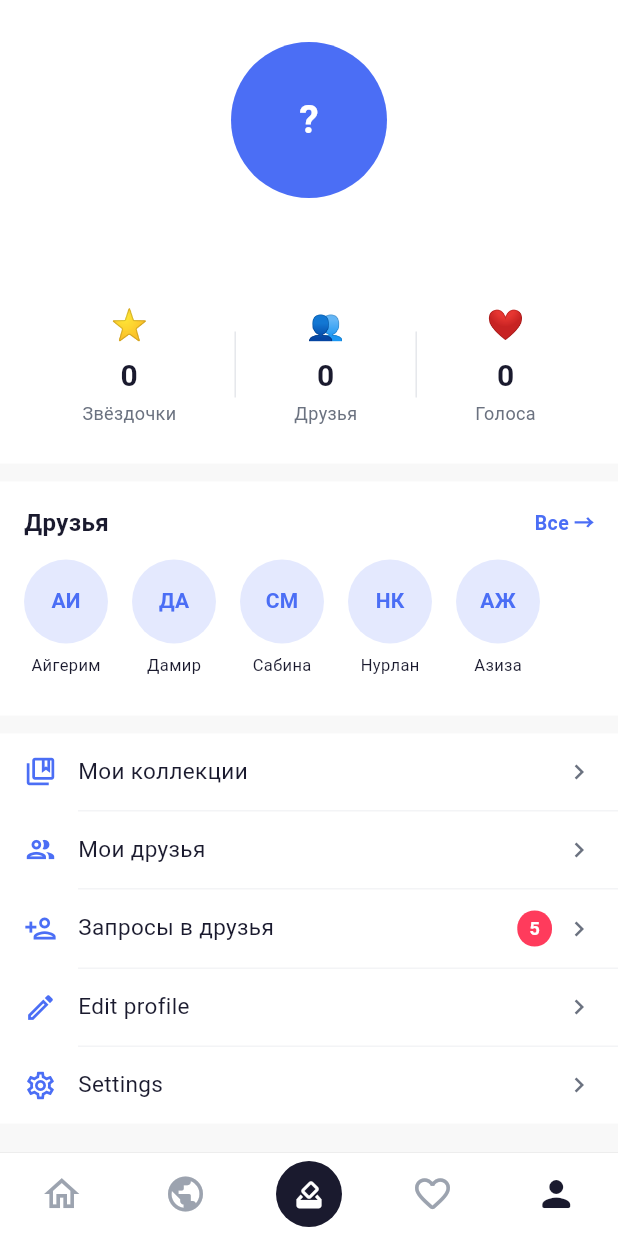
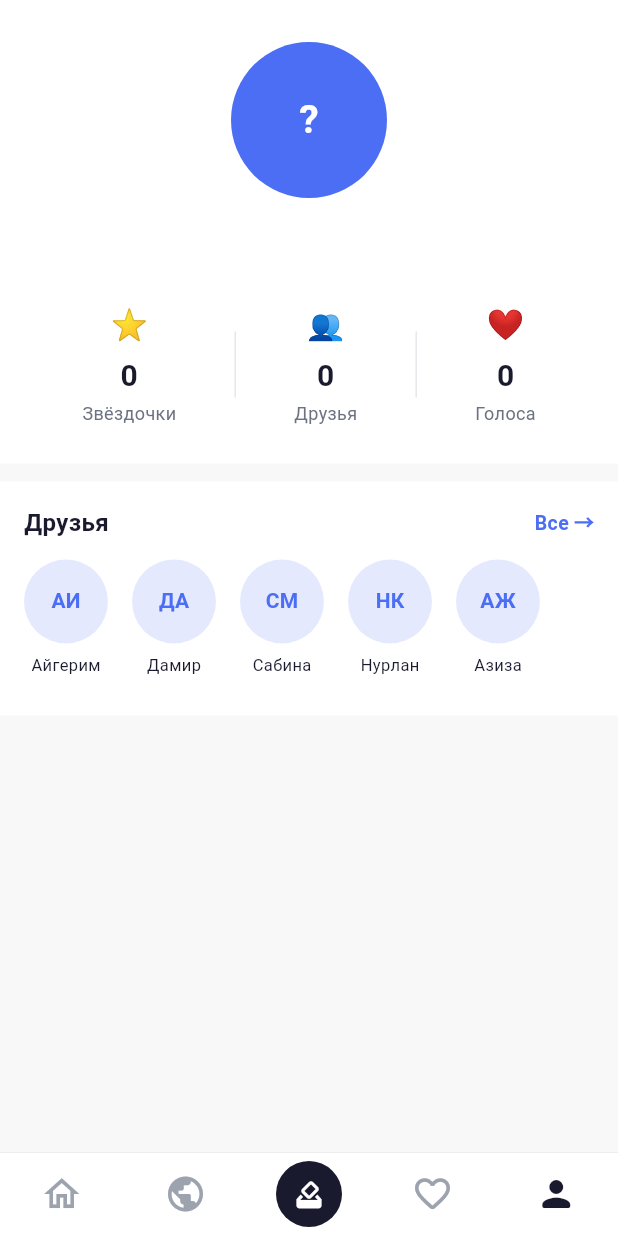
Before and after one commit to amanvelikiigmailcom/poll-main, a Flutter app: the ProfileScreen screen opened by its route, on a phone screen of 412 x 824 dp. Run offline on Flutter 3.47's test engine with Material 3 defaults, Android fonts, the phone set to English and light mode, and no system bars; our stand-ins replace cached_network_image, dio, equatable, firebase_core, firebase_messaging, flutter_animate and 11 more; accounts and stored records are empty.

Commit message:
Fifth tab opens overflow menu for leftovers
Home, Activity, Vote, Likes stay as the four main tabs. The fifth
button slides up a sheet with profile, settings, friends, invite,
and the rest that does not fit the bar.

```diff
--- a/app/lib/screens/profile/profile_screen.dart
+++ b/app/lib/screens/profile/profile_screen.dart
@@ -7,12 +7,6 @@ import '../../providers/user_provider.dart';
 import '../../router/app_router.dart';
 import '../../services/local_game_service.dart';
 import '../../theme/app_colors.dart';
-
-// ---------------------------------------------------------------------------
-// Providers for social counts (would be wired to real API in production)
-// ---------------------------------------------------------------------------
-
-final friendRequestCountProvider = StateProvider<int>((ref) => 5);
 
 // ---------------------------------------------------------------------------
 // Screen
@@ -26,7 +20,6 @@ class ProfileScreen extends ConsumerWidget {
     final userState = ref.watch(userNotifierProvider);
     final user = userState.user;
     final local = ref.watch(localProfileProvider);
-    final requestCount = ref.watch(friendRequestCountProvider);
 
     return Scaffold(
       backgroundColor: AppColors.background,
@@ -48,11 +41,6 @@ class ProfileScreen extends ConsumerWidget {
                       _ProfileHeaderCard(user: user, local: local),
                       const SizedBox(height: 12),
                       _FriendsPreviewSection(user: user),
-                      const SizedBox(height: 12),
-                      _ProfileMenuSection(
-                        user: user,
-                        requestCount: requestCount,
-                      ),
                       const SizedBox(height: 32),
                     ],
                   ),
@@ -503,139 +491,3 @@ class _FriendsPreviewSection extends StatelessWidget {
     );
   }
 }
-
-// ---------------------------------------------------------------------------
-// Menu section
-// ---------------------------------------------------------------------------
-
-class _ProfileMenuSection extends StatelessWidget {
-  const _ProfileMenuSection({this.user, required this.requestCount});
-
-  final User? user;
-  final int requestCount;
-
-  @override
-  Widget build(BuildContext context) {
-    final friendsCount = user?.friendsCount ?? 0;
-
-    return Container(
-      color: AppColors.white,
-      child: Column(
-        children: [
-          _MenuItem(
-            icon: Icons.collections_bookmark_outlined,
-            label: 'Мои коллекции',
-            onTap: () => context.push(AppRoutes.collection),
-          ),
-          const _ItemDivider(),
-          _MenuItem(
-            icon: Icons.group_outlined,
-            label: 'Мои друзья',
-            badge: friendsCount > 0 ? '$friendsCount' : null,
-            badgeColor: AppColors.primaryBlue,
-            onTap: () => context.push(AppRoutes.friends),
-          ),
-          const _ItemDivider(),
-          _MenuItem(
-            icon: Icons.person_add_outlined,
-            label: 'Запросы в друзья',
-            badge: requestCount > 0 ? '$requestCount' : null,
-            badgeColor: AppColors.accentRed,
-            onTap: () => context.push(AppRoutes.friendRequests),
-          ),
-          const _ItemDivider(),
-          _MenuItem(
-            icon: Icons.edit_outlined,
-            label: 'Edit profile',
-            onTap: () => context.push(AppRoutes.editProfile),
-          ),
-          const _ItemDivider(),
-          _MenuItem(
-            icon: Icons.settings_outlined,
-            label: 'Settings',
-            onTap: () => context.push(AppRoutes.settings),
-          ),
-        ],
-      ),
-    );
-  }
-}
-
-class _MenuItem extends StatelessWidget {
-  const _MenuItem({
-    required this.icon,
-    required this.label,
-    required this.onTap,
-    this.badge,
-    this.badgeColor = AppColors.accentRed,
-  });
-
-  final IconData icon;
-  final String label;
-  final VoidCallback onTap;
-  final String? badge;
-  final Color badgeColor;
-
-  @override
-  Widget build(BuildContext context) {
-    return InkWell(
-      onTap: onTap,
-      child: Padding(
-        padding: const EdgeInsets.symmetric(horizontal: 16, vertical: 14),
-        child: Row(
-          children: [
-            Icon(icon, color: AppColors.primaryBlue, size: 22),
-            const SizedBox(width: 14),
-            Expanded(
-              child: Text(
-                label,
-                style: const TextStyle(
-                  fontSize: 15,
-                  color: AppColors.textPrimary,
-                ),
-              ),
-            ),
-            if (badge != null) ...[
-              Container(
-                padding:
-                    const EdgeInsets.symmetric(horizontal: 8, vertical: 3),
-                decoration: BoxDecoration(
-                  color: badgeColor,
-                  borderRadius: BorderRadius.circular(12),
-                ),
-                child: Text(
-                  badge!,
-                  style: const TextStyle(
-                    color: AppColors.white,
-                    fontSize: 12,
-                    fontWeight: FontWeight.bold,
-                  ),
-                ),
-              ),
-              const SizedBox(width: 8),
-            ],
-            const Icon(
-              Icons.chevron_right,
-              color: AppColors.textSecondary,
-              size: 20,
-            ),
-          ],
-        ),
-      ),
-    );
-  }
-}
-
-class _ItemDivider extends StatelessWidget {
-  const _ItemDivider();
-
-  @override
-  Widget build(BuildContext context) {
-    return const Divider(
-      height: 1,
-      thickness: 1,
-      color: AppColors.divider,
-      indent: 52,
-    );
-  }
-}
--- a/app/lib/widgets/common/app_shell.dart
+++ b/app/lib/widgets/common/app_shell.dart
@@ -4,6 +4,7 @@ import 'package:go_router/go_router.dart';
 import '../../router/app_router.dart';
 import '../../services/local_game_service.dart';
 import 'bottom_nav_bar.dart';
+import 'more_menu_sheet.dart';
 
 /// Logged-in chrome: page on top, Instagram-style tab bar always at the bottom.
 class AppShell extends StatelessWidget {
@@ -51,7 +52,7 @@ class AppShell extends StatelessWidget {
       case 3:
         context.go(AppRoutes.likesEmpty);
       case 4:
-        context.go(AppRoutes.profile);
+        showMoreMenu(context);
     }
   }
 
```
Also changed, not shown: app/lib/widgets/common/more_menu_sheet.dart (added, +174 -0 lines), 1 other file.
